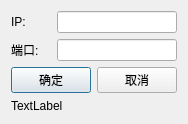
Old version of the form EasyChat/settingdlg.ui in the repository waynecn/WebSocketServerAndClient.
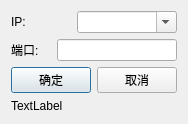
New version of the form. Icons and pictures are not drawn.

Commit message: change setting ui, change ip address input type from lineEdit to combox

What changed in the file:
```diff
--- a/EasyChat/settingdlg.ui
+++ b/EasyChat/settingdlg.ui
@@ -17,10 +17,6 @@
    <iconset>
     <normaloff>logo.ico</normaloff>logo.ico</iconset>
   </property>
-  <layout class="QGridLayout" name="gridLayout_2">
-   <item row="0" column="0">
-    <layout class="QGridLayout" name="gridLayout">
-     <item row="0" column="0">
       <layout class="QVBoxLayout" name="verticalLayout">
        <item>
         <layout class="QHBoxLayout" name="horizontalLayout">
@@ -38,13 +34,16 @@
           </widget>
          </item>
          <item>
-          <widget class="QLineEdit" name="ipLineEdit">
+      <widget class="QComboBox" name="ipList">
            <property name="minimumSize">
             <size>
              <width>100</width>
              <height>0</height>
             </size>
            </property>
+       <property name="editable">
+        <bool>true</bool>
+       </property>
           </widget>
          </item>
         </layout>
@@ -94,16 +93,12 @@
          </item>
         </layout>
        </item>
-      </layout>
-     </item>
-     <item row="1" column="0">
+   <item>
       <widget class="QLabel" name="versionLabel">
        <property name="text">
         <string>TextLabel</string>
        </property>
       </widget>
-     </item>
-    </layout>
    </item>
   </layout>
  </widget>
```
Lines whose indentation alone changed are shown as unchanged. The commit also changes 1 other file.
